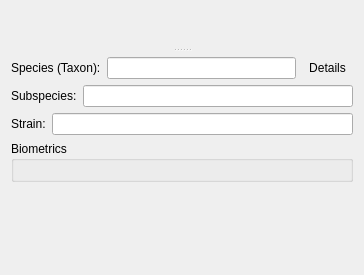
Above: src/scipyen/gui/widgets/dataclasswidgets/organismwidget.ui from ctigaret/scipyen before the change. Below: the same form after it.
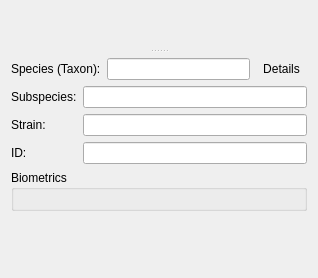
That is the form after the change. Icons and pictures are not drawn. Custom widgets are drawn as their Qt base class.

The edit to the form file:
```diff
--- a/src/scipyen/gui/widgets/dataclasswidgets/organismwidget.ui
+++ b/src/scipyen/gui/widgets/dataclasswidgets/organismwidget.ui
@@ -6,8 +6,8 @@
    <rect>
     <x>0</x>
     <y>0</y>
-    <width>364</width>
-    <height>275</height>
+    <width>318</width>
+    <height>278</height>
    </rect>
   </property>
   <property name="windowTitle">
@@ -65,31 +65,56 @@
         </layout>
        </item>
        <item>
-        <layout class="QHBoxLayout" name="horizontalLayout_3">
-         <item>
+        <layout class="QFormLayout" name="formLayout">
+         <item row="0" column="0">
           <widget class="QLabel" name="label_2">
            <property name="text">
             <string>Subspecies:</string>
            </property>
           </widget>
          </item>
-         <item>
+         <item row="0" column="1">
           <widget class="LineEdit" name="subSpeciesLineEdit"/>
          </item>
-        </layout>
-       </item>
-       <item>
-        <layout class="QHBoxLayout" name="horizontalLayout_2">
-         <item>
+         <item row="1" column="0">
           <widget class="QLabel" name="label_3">
            <property name="text">
             <string>Strain:</string>
            </property>
           </widget>
          </item>
-         <item>
+         <item row="1" column="1">
           <widget class="LineEdit" name="strainLineEdit"/>
          </item>
+         <item row="2" column="0">
+          <widget class="QLabel" name="label_4">
+           <property name="toolTip">
+            <string>Facility ID</string>
+           </property>
+           <property name="statusTip">
+            <string>Facility ID</string>
+           </property>
+           <property name="whatsThis">
+            <string>Facility ID</string>
+           </property>
+           <property name="text">
+            <string>ID:</string>
+           </property>
+          </widget>
+         </item>
+         <item row="2" column="1">
+          <widget class="LineEdit" name="facilityIDLineEdit">
+           <property name="toolTip">
+            <string>Facility ID</string>
+           </property>
+           <property name="statusTip">
+            <string>Facility ID</string>
+           </property>
+           <property name="whatsThis">
+            <string>Facility ID</string>
+           </property>
+          </widget>
+         </item>
         </layout>
        </item>
        <item>
@@ -111,8 +136,8 @@
          </property>
          <property name="sizeHint" stdset="0">
           <size>
-           <width>20</width>
-           <height>40</height>
+           <width>238</width>
+           <height>13</height>
           </size>
          </property>
         </spacer>
```
